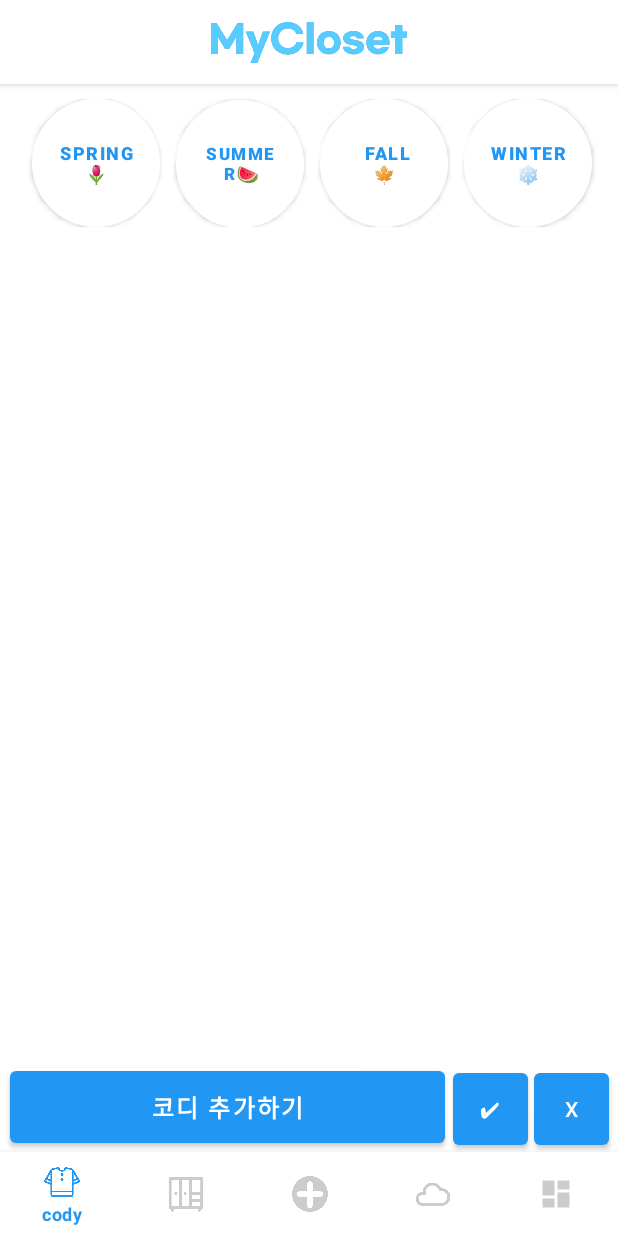
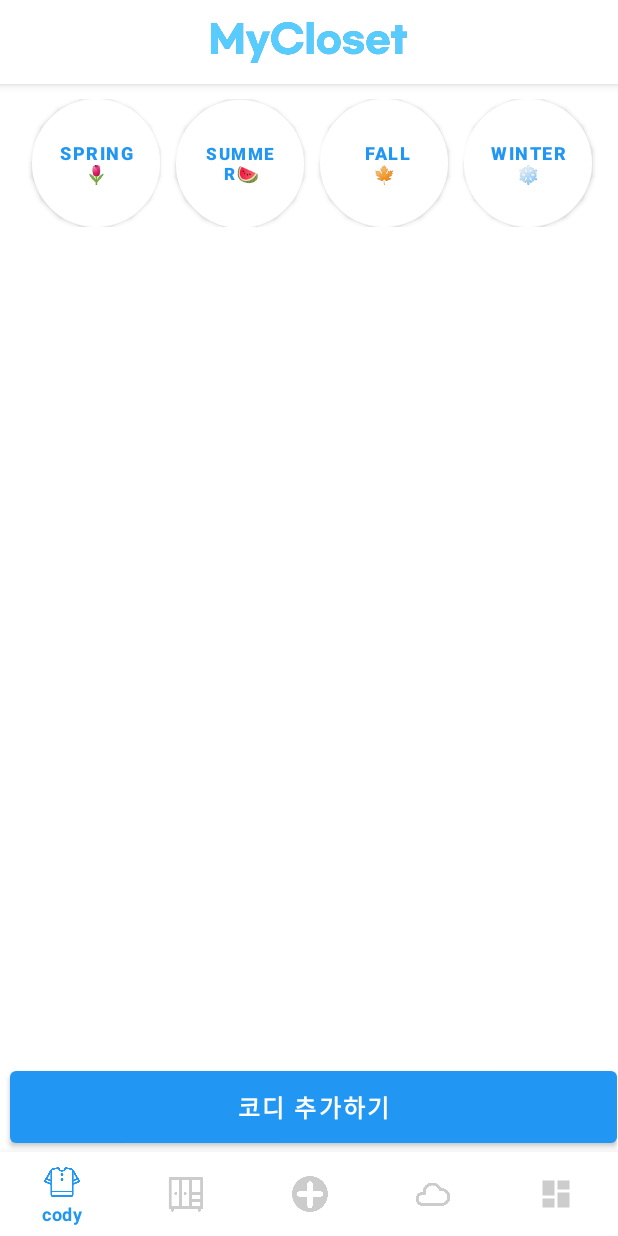
Before and after one commit to kwaksj329/MyCloset, an Android app: the screen it shows after launch (MainActivity), on a phone screen of 412 x 824 dp. Run offline under Robolectric (Android 15) with nearby library versions, the phone set to English and light mode, and no system bars; our stand-ins replace Room's generated code; Roboto replaces fonts that are not available here.

Commit message:
delete: select, delete button

```diff
--- a/app/src/main/res/layout/fragment_cody.xml
+++ b/app/src/main/res/layout/fragment_cody.xml
@@ -108,35 +108,13 @@
 
             <Button
                 android:id="@+id/newBtn"
-                android:layout_width="290dp"
+                android:layout_width="match_parent"
                 android:layout_height="60dp"
                 android:layout_marginLeft="5dp"
                 android:text="코디 추가하기"
                 android:textSize="16sp"
                 android:textStyle="bold" />
 
-            <Button
-                android:id="@+id/select_btn"
-                android:layout_width="wrap_content"
-                android:layout_height="60dp"
-                android:layout_marginLeft="5dp"
-                android:layout_marginRight="2dp"
-                android:layout_weight="1"
-                android:text="✔"
-                android:textColor="#FFFFFF"
-                app:backgroundTint="@color/skyblue"
-                app:rippleColor="#FFFFFF" />
-
-            <Button
-                android:id="@+id/delete_btn"
-                android:layout_width="wrap_content"
-                android:layout_height="60dp"
-                android:layout_marginLeft="2dp"
-                android:layout_marginRight="5dp"
-                android:layout_weight="1"
-                android:text="X"
-                android:textColor="#FFFFFF"
-                app:backgroundTint="@color/skyblue" />
         </LinearLayout>
     </androidx.constraintlayout.widget.ConstraintLayout>
 
--- a/gradle.properties
+++ b/gradle.properties
@@ -15,6 +15,7 @@ org.gradle.jvmargs=-Xmx2048m -Dfile.encoding=UTF-8
 # Android operating system, and which are packaged with your app"s APK
 # https://developer.android.com/topic/libraries/support-library/androidx-rn
 android.useAndroidX=true
+android.enableJetifier=true
 # Enables namespacing of each library's R class so that its R class includes only the
 # resources declared in the library itself and none from the library's dependencies,
 # thereby reducing the size of the R class for that library
```
Also changed, not shown: app/src/main/res/layout/fragment_closet.xml (+1 -22 lines).
